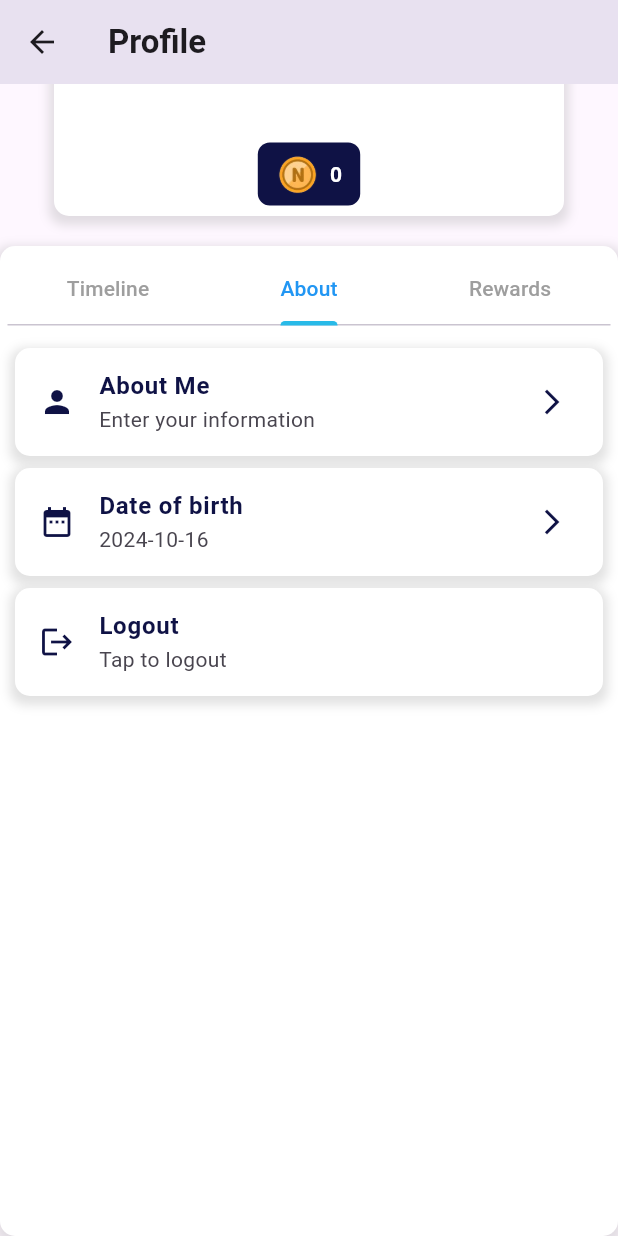
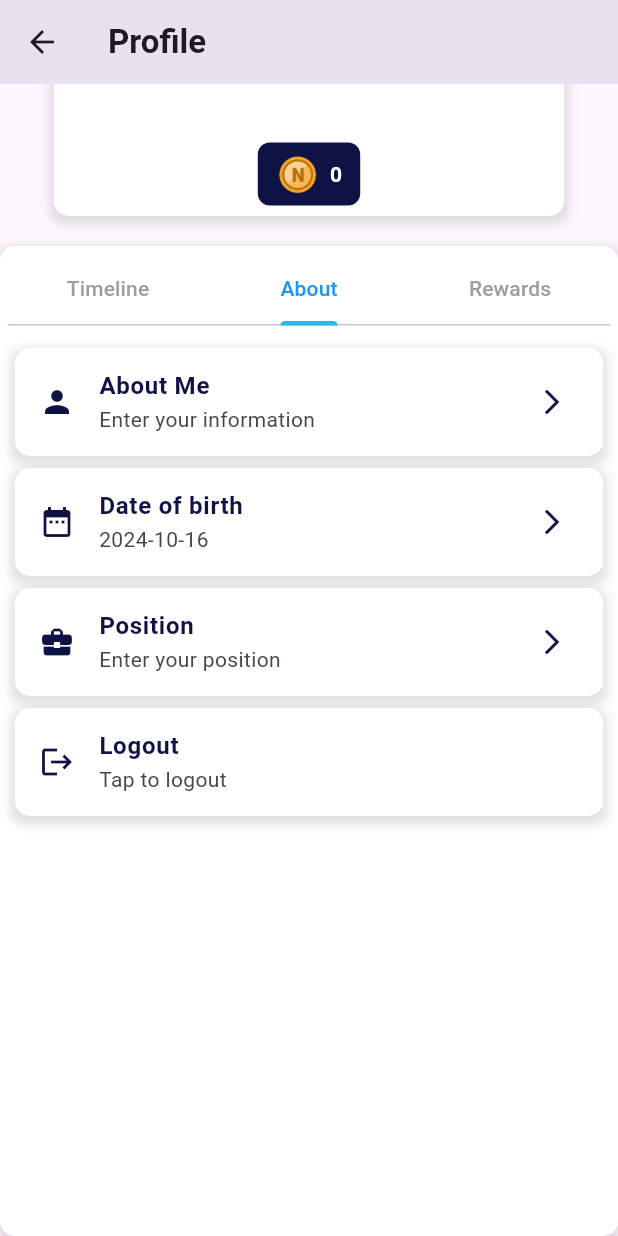
Before and after one commit to Rihab-Hammami/Tadaa, a Flutter app: the ProfilePage screen opened directly with empty values, tab 2 chosen, scrolled down 186 dp, on a phone screen of 412 x 824 dp. Run offline on Flutter 3.47's test engine with Material 3 defaults, Android fonts, the phone set to English and light mode, and no system bars; our stand-ins replace awesome_dialog, bloc, cached_network_image, cloud_firestore, equatable, firebase_auth and 13 more; missing offline and left inert: comment_box, reaction_askany; accounts and stored records are empty; network calls fail.

Commit message:
add_position_attribute

```diff
--- a/tadaa/lib/features/profile_page/data/models/userModel.dart
+++ b/tadaa/lib/features/profile_page/data/models/userModel.dart
@@ -9,7 +9,7 @@ class UserModel {
   final String role;
   final String? profilePicture;
   final int points;  // New attribute
-
+  final String? position;
   UserModel({
     required this.uid,
     required this.username,
@@ -18,9 +18,10 @@ class UserModel {
     required this.nationality,
     this.birthday,
     this.aboutMe,
+    this.position,
     required this.role,
     this.profilePicture,
-    this.points = 0, // Default points to 0
+    this.points = 0,
   });
 
   factory UserModel.fromFirestore(Map<String, dynamic> data) {
@@ -34,6 +35,7 @@ class UserModel {
           ? DateTime.parse(data['birthday'])
           : null,
       aboutMe: data['aboutMe'],
+      position: data['position'],
       role: data['role'] ?? '',
       profilePicture: data['profilePicture'],
       points: data['points'] ?? 0,  // Parse points, default to 0 if not provided
@@ -49,6 +51,7 @@ class UserModel {
       'nationality': nationality,
       'birthday': birthday?.toIso8601String(),
       'aboutMe': aboutMe,
+      'position': position,
       'role': role,
       'profilePicture': profilePicture,
       'points': points,
@@ -63,6 +66,7 @@ class UserModel {
     String? nationality,
     DateTime? birthday,
     String? aboutMe,
+    String? position,
     String? role,
     String? profilePicture,
     int? points,  // Add points to copyWith method
@@ -75,6 +79,7 @@ class UserModel {
       nationality: nationality ?? this.nationality,
       birthday: birthday ?? this.birthday,
       aboutMe: aboutMe ?? this.aboutMe,
+      position: position?? this.position,
       role: role ?? this.role,
       profilePicture: profilePicture ?? this.profilePicture,
       points: points ?? this.points,  // Allow copying of points
--- a/tadaa/lib/features/profile_page/presentation/blocs/profile_event.dart
+++ b/tadaa/lib/features/profile_page/presentation/blocs/profile_event.dart
@@ -11,6 +11,11 @@ class UpdateBio extends ProfileEvent {
   final String bio;
 
   UpdateBio(this.bio);
+}
+class UpdatePosition extends ProfileEvent {
+  final String position;
+
+  UpdatePosition(this.position);
 }
 
 class UpdateBirthday extends ProfileEvent {
--- a/tadaa/lib/features/profile_page/presentation/blocs/profile_state.dart
+++ b/tadaa/lib/features/profile_page/presentation/blocs/profile_state.dart
@@ -23,6 +23,11 @@ class ProfileBioUpdated extends ProfileState {
 
   ProfileBioUpdated(this.bio);
 }
+class ProfilePositionUpdated extends ProfileState {
+  final String position;
+
+  ProfilePositionUpdated(this.position);
+}
 
 class ProfileBirthdayUpdated extends ProfileState {
   final DateTime birthday;
--- a/tadaa/lib/features/profile_page/presentation/pages/profile_page.dart
+++ b/tadaa/lib/features/profile_page/presentation/pages/profile_page.dart
@@ -39,6 +39,7 @@ class _ProfilePageState extends State<ProfilePage>
   late final postRepository;
   String? userId;
   late String currentBio;
+  late String currentPosition;
   late DateTime currentBirthday;
 
   Future<void> _fetchUserId() async {
@@ -93,6 +94,7 @@ super.initState();
               setState(() {
                 currentBio = state.user.aboutMe ?? 'No bio available';
                 currentBirthday = state.user.birthday ?? DateTime(2000, 1, 1);
+                currentPosition=state.user.position ?? '';
               });
 
               // Optionally handle any additional logic when profile is loaded
@@ -115,37 +117,59 @@ super.initState();
   // Update only the bio without reloading the entire profile
   return AboutWidget(
     bio: state.bio,
+    position: currentPosition,
     birthday: currentBirthday, // Preserve the existing birthday
     onBioUpdated: (newBio) {
-      // Dispatch event or update state accordingly
       BlocProvider.of<ProfileBloc>(context).add(UpdateBio(newBio));
     },
     onBirthdayUpdated: (newBirthday) {
       // Dispatch event or update state accordingly
       BlocProvider.of<ProfileBloc>(context).add(UpdateBirthday(newBirthday));
     },
+    onPositionUpdated: (newPosition) {
+      BlocProvider.of<ProfileBloc>(context).add(UpdatePosition(newPosition));
+    },
   );
-} else if (state is ProfileBirthdayUpdated) {
-  // Update only the birthday without reloading the entire profile
+} else if (state is ProfilePositionUpdated) {
+  // Update only the bio without reloading the entire profile
   return AboutWidget(
-    bio: currentBio, // Preserve the existing bio
-    birthday: state.birthday,
+    bio: currentBio,
+    birthday: currentBirthday,
+    position: currentPosition, // Preserve the existing birthday
     onBioUpdated: (newBio) {
-      // Dispatch event or update state accordingly
       BlocProvider.of<ProfileBloc>(context).add(UpdateBio(newBio));
     },
     onBirthdayUpdated: (newBirthday) {
       // Dispatch event or update state accordingly
       BlocProvider.of<ProfileBloc>(context).add(UpdateBirthday(newBirthday));
     },
+    onPositionUpdated: (newPosition) {
+      BlocProvider.of<ProfileBloc>(context).add(UpdatePosition(newPosition));
+    },
   );
-}else {
+}
+else if (state is ProfileBirthdayUpdated) {
+  return AboutWidget(
+    bio: currentBio,
+    position: currentPosition,
+    birthday: state.birthday,
+    onBioUpdated: (newBio) {
+      BlocProvider.of<ProfileBloc>(context).add(UpdateBio(newBio));
+    },
+    onBirthdayUpdated: (newBirthday) {
+      BlocProvider.of<ProfileBloc>(context).add(UpdateBirthday(newBirthday));
+    },
+    onPositionUpdated: (newPosition) {
+      BlocProvider.of<ProfileBloc>(context).add(UpdatePosition(newPosition));
+    },
+  );
+}
+else {
     // Fallback widget in case none of the states match
     return Center(
       child: Text('Unknown state. Please try again later.'),
     );
   }
-
   },
         ),
       ),
@@ -200,6 +224,7 @@ super.initState();
               ),
                 AboutWidget(
                   bio: user.aboutMe ?? 'No bio available',
+                  position: user.position ?? '',
                   birthday: user.birthday ?? DateTime(2000, 1, 1),
                   onBioUpdated: (newBio) {
                     context.read<ProfileBloc>().add(UpdateBio(newBio));
@@ -207,6 +232,9 @@ super.initState();
                    onBirthdayUpdated: (newDate) {
                       context.read<ProfileBloc>().add(UpdateBirthday(newDate));
                     },
+                    onPositionUpdated: (newPosition) {
+                    context.read<ProfileBloc>().add(UpdatePosition(newPosition));
+                  },
                 ),
                 // Center(child: Text('Rewards View Placeholder')),
                 RewardsWidget(),
--- a/tadaa/lib/features/profile_page/presentation/widgets/aboutTabView.dart
+++ b/tadaa/lib/features/profile_page/presentation/widgets/aboutTabView.dart
@@ -2,24 +2,27 @@ import 'package:awesome_dialog/awesome_dialog.dart';
 import 'package:flutter/material.dart';
 import 'package:intl/intl.dart';
 import 'package:tadaa/core/utils/session_manager.dart';
-import 'package:tadaa/features/logout/Presentation/widgets/logoutAlertDialog.dart';
 import 'package:tadaa/features/logout/Presentation/widgets/logout_widget.dart';
 import 'package:tadaa/features/profile_page/presentation/widgets/infoWidget.dart';
 import 'package:tadaa/features/profile_page/presentation/widgets/listTileWidget.dart';
+import 'package:tadaa/features/profile_page/presentation/widgets/positionWidget.dart';
 
 
 class AboutWidget extends StatefulWidget {
   final String bio;
   final DateTime birthday;
+  final String position;
   final ValueChanged<String> onBioUpdated;
   final ValueChanged<DateTime> onBirthdayUpdated;
-
+  final ValueChanged<String> onPositionUpdated;
   const AboutWidget({
     Key? key,
     required this.bio,
     required this.birthday,
     required this.onBioUpdated,
     required this.onBirthdayUpdated,
+    required this.onPositionUpdated,
+    required this.position,
   }) : super(key: key);
 
   @override
@@ -28,6 +31,7 @@ class AboutWidget extends StatefulWidget {
 
 class _AboutWidgetState extends State<AboutWidget> {
   late String infoText;
+  late String positionText;
   late DateTime selectedDate;
   String? realm;
   String? refreshToken;
@@ -38,6 +42,7 @@ class _AboutWidgetState extends State<AboutWidget> {
     _loadSessionData();
     infoText = widget.bio;
     selectedDate = widget.birthday;
+    positionText=widget.position;
 
   }
    Future<void> _loadSessionData() async {
@@ -73,21 +78,7 @@ void _showLogoutConfirmationDialog(BuildContext context) {
 
     ).show();
   }
-  /*void _showLogoutConfirmationDialog(BuildContext context) {
-    showDialog<void>(
-      context: context,
-      barrierDismissible: false,
-      builder: (BuildContext context) {
-        return LogoutConfirmationDialog(
-          onConfirm: () async {
-            if (realm != null && refreshToken != null) {
-              await logout(context, realm!, refreshToken!);
-            }
-          },
-        );
-      },
-    );
-  }*/
+
 
   @override
   Widget build(BuildContext context) {
@@ -147,6 +138,42 @@ void _showLogoutConfirmationDialog(BuildContext context) {
           SizedBox(height: 8),
           ListTileWidget(
             child: ListTile(
+              title: const Text("Position",style: TextStyle(fontWeight: FontWeight.bold,color: Color(0xFF0F1245))),
+              subtitle:positionText.isNotEmpty
+                  ? Text(positionText)
+                  : Text("Enter your position"),
+              leading: Icon(Icons.business_center,color: Color(0xFF0F1245),),
+              trailing: GestureDetector(
+                onTap: () async {
+                  final result = await Navigator.push(
+                    context,
+                    MaterialPageRoute(
+                      builder: (context) => PositionWidget(
+                        initialText: positionText,
+                        onSubmit: (text) {
+                          setState(() {
+                            positionText = text;
+                          });
+                          widget.onPositionUpdated(text);
+                        },
+                      ),
+                    ),
+                  );
+
+                  if (result != null && result is String) {
+                    setState(() {
+                      positionText = result;
+                    });
+                    widget.onPositionUpdated(result);
+                  }
+                },
+                child: Icon(Icons.arrow_forward_ios_outlined, size: 20,color: Color(0xFF0F1245),),
+              ),
+            ),
+          ),
+          SizedBox(height: 8),
+          ListTileWidget(
+            child: ListTile(
               title: const Text("Logout",style: TextStyle(fontWeight: FontWeight.bold,color: Color(0xFF0F1245))),
               subtitle: Text("Tap to logout"),
               leading: Icon(Icons.logout,color: Color(0xFF0F1245),),
@@ -155,6 +182,7 @@ void _showLogoutConfirmationDialog(BuildContext context) {
               },
             ),
           ),
+
         ],
       ),
     );
```
Also changed, not shown: tadaa/lib/features/profile_page/presentation/blocs/profile_bloc.dart (+17 -0 lines), tadaa/lib/features/profile_page/presentation/widgets/positionWidget.dart (added, +66 -0 lines), tadaa/lib/features/profile_page/presentation/widgets/timeLineTabView.dart (+22 -11 lines).
